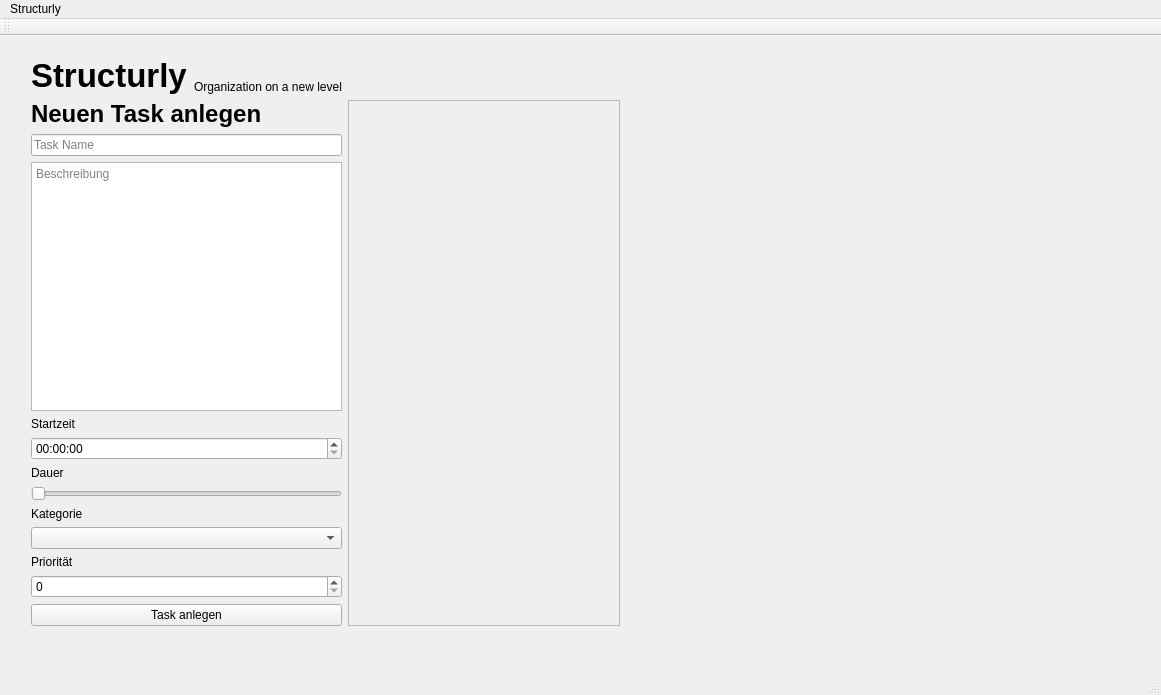
paulwag/Structurly, file mainwindow.ui: the form before one commit.
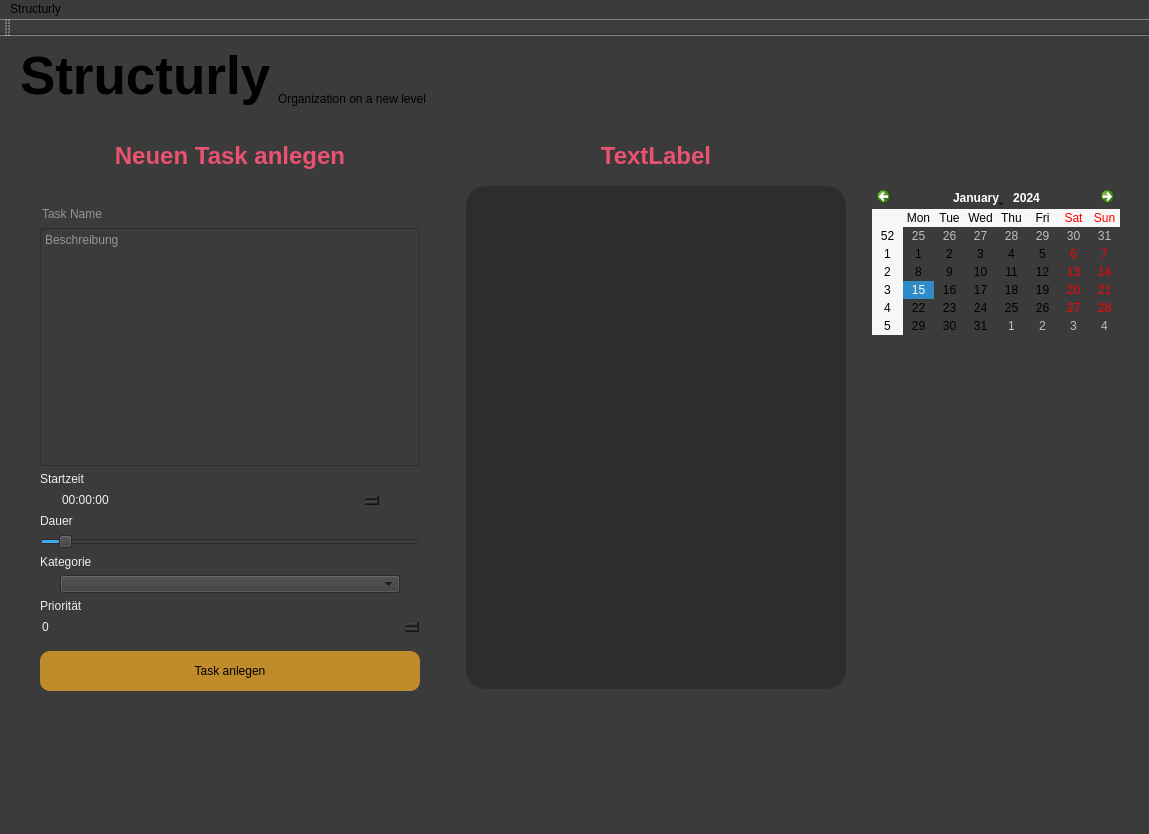
The form after the commit.

The edit to the form file:
```diff
--- a/mainwindow.ui
+++ b/mainwindow.ui
@@ -6,39 +6,47 @@
    <rect>
     <x>0</x>
     <y>0</y>
-    <width>1161</width>
-    <height>695</height>
+    <width>1149</width>
+    <height>834</height>
    </rect>
   </property>
+  <property name="sizePolicy">
+   <sizepolicy hsizetype="Expanding" vsizetype="Expanding">
+    <horstretch>0</horstretch>
+    <verstretch>0</verstretch>
+   </sizepolicy>
+  </property>
   <property name="windowTitle">
    <string>MainWindow</string>
   </property>
+  <property name="styleSheet">
+   <string notr="true">background-color: #3B3B3B;</string>
+  </property>
   <widget class="QWidget" name="centralWidget">
-   <widget class="QLabel" name="status_label">
-    <property name="geometry">
-     <rect>
-      <x>30</x>
-      <y>580</y>
-      <width>251</width>
-      <height>21</height>
-     </rect>
-    </property>
-    <property name="text">
-     <string/>
-    </property>
-   </widget>
    <widget class="QWidget" name="gridLayoutWidget">
     <property name="geometry">
      <rect>
       <x>20</x>
       <y>10</y>
-      <width>611</width>
-      <height>591</height>
+      <width>1111</width>
+      <height>691</height>
      </rect>
     </property>
     <layout class="QGridLayout" name="gridLayout">
-     <item row="1" column="1">
+     <property name="leftMargin">
+      <number>0</number>
+     </property>
+     <property name="topMargin">
+      <number>0</number>
+     </property>
+     <item row="2" column="1">
       <widget class="QScrollArea" name="timeline_area">
+       <property name="styleSheet">
+        <string notr="true">margin: 0 20px 37px;
+padding: 5px;
+border-radius: 20px;
+background-color: #2D2D2D;</string>
+       </property>
        <property name="widgetResizable">
         <bool>true</bool>
        </property>
@@ -47,31 +55,144 @@
          <rect>
           <x>0</x>
           <y>0</y>
-          <width>297</width>
-          <height>545</height>
+          <width>347</width>
+          <height>481</height>
          </rect>
         </property>
+        <widget class="QTableWidget" name="timeline_table">
+         <property name="geometry">
+          <rect>
+           <x>0</x>
+           <y>0</y>
+           <width>381</width>
+           <height>451</height>
+          </rect>
+         </property>
+         <property name="sizePolicy">
+          <sizepolicy hsizetype="Preferred" vsizetype="Preferred">
+           <horstretch>0</horstretch>
+           <verstretch>0</verstretch>
+          </sizepolicy>
+         </property>
+         <property name="styleSheet">
+          <string notr="true">background-color: #2D2D2D;
+border-radius: 30px;
+color: white; 
+</string>
+         </property>
+        </widget>
        </widget>
       </widget>
      </item>
+     <item row="0" column="0">
+      <layout class="QGridLayout" name="gridLayout_2">
+       <item row="0" column="0">
+        <widget class="QLabel" name="title_label">
+         <property name="font">
+          <font>
+           <pointsize>40</pointsize>
+           <weight>75</weight>
+           <bold>true</bold>
+           <kerning>true</kerning>
+          </font>
+         </property>
+         <property name="text">
+          <string>Structurly</string>
+         </property>
+        </widget>
+       </item>
+       <item row="0" column="1">
+        <widget class="QLabel" name="subtitle_label">
+         <property name="text">
+          <string>Organization on a new level</string>
+         </property>
+         <property name="alignment">
+          <set>Qt::AlignBottom|Qt::AlignLeading|Qt::AlignLeft</set>
+         </property>
+        </widget>
+       </item>
+      </layout>
+     </item>
      <item row="1" column="0">
+      <widget class="QLabel" name="create_new_Task_label">
+       <property name="font">
+        <font>
+         <pointsize>18</pointsize>
+         <weight>75</weight>
+         <bold>true</bold>
+        </font>
+       </property>
+       <property name="styleSheet">
+        <string notr="true">margin-top: 20px;
+padding:10px;
+color: #EA526F;</string>
+       </property>
+       <property name="text">
+        <string>Neuen Task anlegen</string>
+       </property>
+       <property name="alignment">
+        <set>Qt::AlignCenter</set>
+       </property>
+      </widget>
+     </item>
+     <item row="1" column="1">
+      <widget class="QLabel" name="label">
+       <property name="font">
+        <font>
+         <pointsize>18</pointsize>
+         <weight>75</weight>
+         <bold>true</bold>
+        </font>
+       </property>
+       <property name="styleSheet">
+        <string notr="true">margin-top: 20px;
+color: #EA526F;</string>
+       </property>
+       <property name="text">
+        <string>TextLabel</string>
+       </property>
+       <property name="alignment">
+        <set>Qt::AlignCenter</set>
+       </property>
+      </widget>
+     </item>
+     <item row="2" column="2">
+      <layout class="QVBoxLayout" name="verticalLayout_right">
+       <item alignment="Qt::AlignTop">
+        <widget class="QCalendarWidget" name="calendarWidget_2">
+         <property name="sizePolicy">
+          <sizepolicy hsizetype="Fixed" vsizetype="Fixed">
+           <horstretch>0</horstretch>
+           <verstretch>0</verstretch>
+          </sizepolicy>
+         </property>
+         <property name="autoFillBackground">
+          <bool>false</bool>
+         </property>
+         <property name="gridVisible">
+          <bool>false</bool>
+         </property>
+        </widget>
+       </item>
+      </layout>
+     </item>
+     <item row="2" column="0">
       <layout class="QVBoxLayout" name="create_task_group">
-       <item>
-        <widget class="QLabel" name="create_new_Task_label">
-         <property name="font">
-          <font>
-           <pointsize>18</pointsize>
-           <weight>75</weight>
-           <bold>true</bold>
-          </font>
-         </property>
-         <property name="text">
-          <string>Neuen Task anlegen</string>
-         </property>
-        </widget>
-       </item>
+       <property name="leftMargin">
+        <number>20</number>
+       </property>
+       <property name="topMargin">
+        <number>20</number>
+       </property>
+       <property name="rightMargin">
+        <number>20</number>
+       </property>
        <item>
         <widget class="QLineEdit" name="task_name_edit">
+         <property name="styleSheet">
+          <string notr="true">border: none;
+color: #eee;</string>
+         </property>
          <property name="text">
           <string/>
          </property>
@@ -82,6 +203,15 @@
        </item>
        <item>
         <widget class="QTextEdit" name="description_edit">
+         <property name="sizePolicy">
+          <sizepolicy hsizetype="Expanding" vsizetype="Expanding">
+           <horstretch>0</horstretch>
+           <verstretch>0</verstretch>
+          </sizepolicy>
+         </property>
+         <property name="styleSheet">
+          <string notr="true">color: #eee;</string>
+         </property>
          <property name="placeholderText">
           <string>Beschreibung</string>
          </property>
@@ -89,16 +219,29 @@
        </item>
        <item>
         <widget class="QLabel" name="start_time_label">
+         <property name="styleSheet">
+          <string notr="true">color: #eee;</string>
+         </property>
          <property name="text">
           <string>Startzeit</string>
          </property>
         </widget>
        </item>
        <item>
-        <widget class="QTimeEdit" name="start_time_edit"/>
+        <widget class="QTimeEdit" name="start_time_edit">
+         <property name="styleSheet">
+          <string notr="true">color: #eee;
+border: none;
+margin: 0 20px;
+</string>
+         </property>
+        </widget>
        </item>
        <item>
         <widget class="QLabel" name="time_needed_label">
+         <property name="styleSheet">
+          <string notr="true">color: #eee;</string>
+         </property>
          <property name="text">
           <string>Dauer</string>
          </property>
@@ -106,6 +249,18 @@
        </item>
        <item>
         <widget class="QSlider" name="time_needed_edit">
+         <property name="cursor">
+          <cursorShape>OpenHandCursor</cursorShape>
+         </property>
+         <property name="styleSheet">
+          <string notr="true"/>
+         </property>
+         <property name="maximum">
+          <number>40</number>
+         </property>
+         <property name="value">
+          <number>2</number>
+         </property>
          <property name="orientation">
           <enum>Qt::Horizontal</enum>
          </property>
@@ -113,56 +268,71 @@
        </item>
        <item>
         <widget class="QLabel" name="category_label">
+         <property name="styleSheet">
+          <string notr="true">color: #eee;</string>
+         </property>
          <property name="text">
           <string>Kategorie</string>
          </property>
         </widget>
        </item>
        <item>
-        <widget class="QComboBox" name="category_dropdown"/>
+        <widget class="QComboBox" name="category_dropdown">
+         <property name="styleSheet">
+          <string notr="true">margin: 0 20px;</string>
+         </property>
+        </widget>
        </item>
        <item>
         <widget class="QLabel" name="priority_label">
+         <property name="styleSheet">
+          <string notr="true">color: #eee;</string>
+         </property>
          <property name="text">
           <string>Priorität</string>
          </property>
         </widget>
        </item>
        <item>
-        <widget class="QSpinBox" name="priority_edit"/>
+        <widget class="QSpinBox" name="priority_edit">
+         <property name="styleSheet">
+          <string notr="true">color: #eee;
+border: none;
+margin-bottom: 10px;</string>
+         </property>
+        </widget>
        </item>
        <item>
         <widget class="QPushButton" name="create_task_btn">
+         <property name="sizePolicy">
+          <sizepolicy hsizetype="Minimum" vsizetype="Fixed">
+           <horstretch>0</horstretch>
+           <verstretch>0</verstretch>
+          </sizepolicy>
+         </property>
+         <property name="styleSheet">
+          <string notr="true">color: black;
+height: 40px;
+background-color: rgba(192, 139, 43, 255);
+border-radius: 10px;
+
+</string>
+         </property>
          <property name="text">
           <string>Task anlegen</string>
          </property>
         </widget>
        </item>
-      </layout>
-     </item>
-     <item row="0" column="0">
-      <layout class="QGridLayout" name="gridLayout_2">
-       <item row="0" column="0">
-        <widget class="QLabel" name="title_label">
-         <property name="font">
-          <font>
-           <pointsize>25</pointsize>
-           <weight>75</weight>
-           <bold>true</bold>
-          </font>
+       <item>
+        <widget class="QLabel" name="status_label">
+         <property name="styleSheet">
+          <string notr="true">color: lightgreen;
+margin-top: 15px;
+
+</string>
          </property>
          <property name="text">
-          <string>Structurly</string>
-         </property>
-        </widget>
-       </item>
-       <item row="0" column="1">
-        <widget class="QLabel" name="subtitle_label">
-         <property name="text">
-          <string>Organization on a new level</string>
-         </property>
-         <property name="alignment">
-          <set>Qt::AlignBottom|Qt::AlignLeading|Qt::AlignLeft</set>
+          <string/>
          </property>
         </widget>
        </item>
@@ -176,7 +346,7 @@
     <rect>
      <x>0</x>
      <y>0</y>
-     <width>1161</width>
+     <width>1149</width>
      <height>22</height>
     </rect>
    </property>
```
